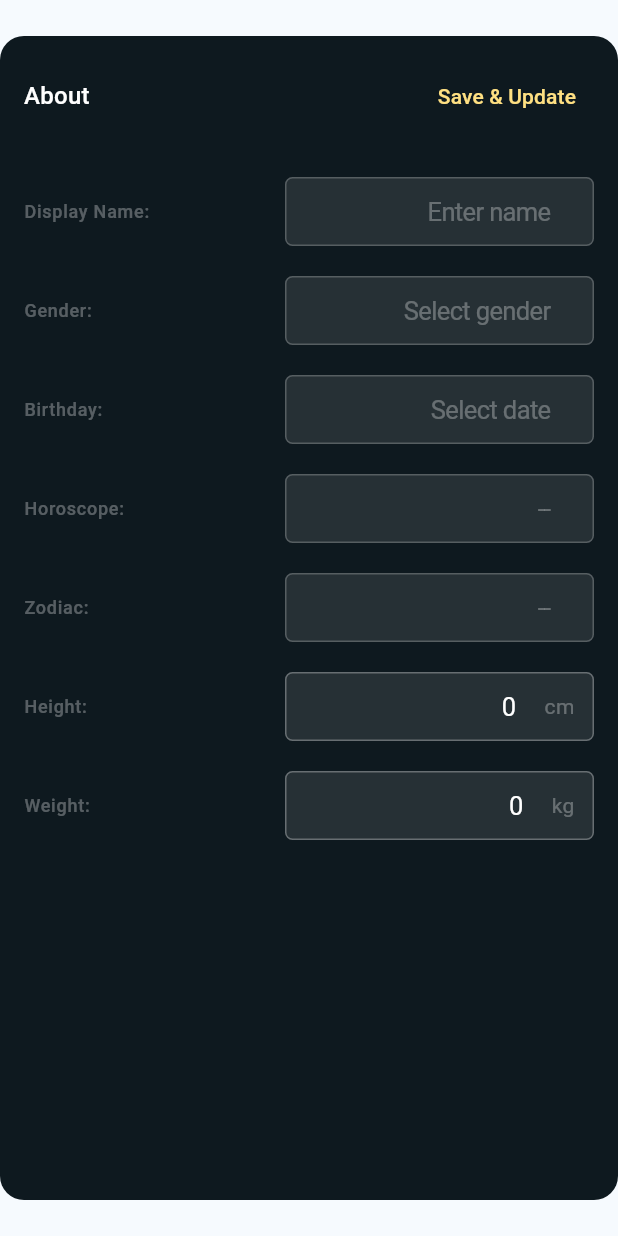
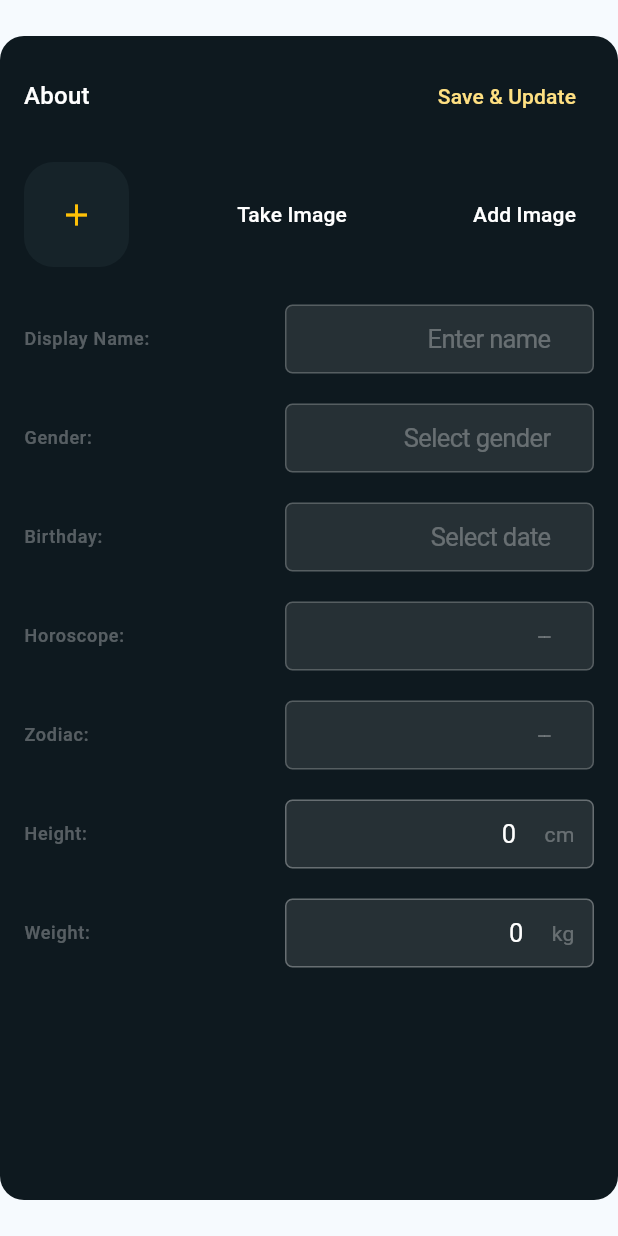
Before and after one commit to adityaw24/youapp_frontend, a Flutter app: the AboutSection widget shown alone on an empty page, opened directly with empty values, after a tap on the "edit" icon, on a phone screen of 412 x 824 dp. Run offline on Flutter 3.47's test engine with Material 3 defaults, Android fonts, the phone set to English and light mode, and no system bars; our stand-ins replace flutter_riverpod, flutter_secure_storage, google_fonts, hexcolor, image_picker, jwt_decoder and 1 more; accounts and stored records are empty; network calls fail.

Commit message:
image picker

```diff
--- a/lib/view/widget/about_section.dart
+++ b/lib/view/widget/about_section.dart
@@ -6,6 +6,7 @@ import 'package:youapp_frontend/service/utils.dart';
 import 'package:youapp_frontend/view/widget/form_datepicker_horizontal.dart';
 import 'package:youapp_frontend/view/widget/form_select_horizontal.dart';
 import 'package:youapp_frontend/view/widget/form_text_field_horizontal.dart';
+import 'package:youapp_frontend/view/widget/user_image_picker.dart';
 import 'package:youapp_frontend/view/widget/view_item_profile.dart';
 
 const httpRequest = HttpRequest();
@@ -74,6 +75,17 @@ class _AboutSectionState extends State<AboutSection> {
     if (_isEditing) {
       content = Column(
         children: [
+          UserImagePicker(
+            onSelectedImage: (selectedImage) {
+              _addToMapJson(
+                key: 'image',
+                value: selectedImage.path,
+              );
+            },
+          ),
+          const SizedBox(
+            height: 15,
+          ),
           FormTextFieldHorizontal(
             label: 'Display Name:',
             textAlign: TextAlign.end,
--- a/lib/view/widget/form_select_horizontal.dart
+++ b/lib/view/widget/form_select_horizontal.dart
@@ -197,6 +197,9 @@ class _ForDatePickerHorizontalState extends State<FormSelectHorizontal> {
                     // This is called when selected item is changed.
                     onSelectedItemChanged: (selectedItem) {
                       _onSelectedItem(selectedItem);
+                      setState(() {
+                        _controller.text = widget.optionSelect[selectedItem];
+                      });
                     },
                     children: List<Widget>.generate(widget.optionSelect.length,
                         (index) {
--- /dev/null
+++ b/lib/view/widget/user_image_picker.dart
@@ -0,0 +1,112 @@
+import 'dart:io';
+
+import 'package:flutter/material.dart';
+import 'package:image_picker/image_picker.dart';
+
+class UserImagePicker extends StatefulWidget {
+  const UserImagePicker({
+    super.key,
+    required this.onSelectedImage,
+  });
+
+  final void Function(File selectedImage) onSelectedImage;
+
+  @override
+  State<UserImagePicker> createState() => _UserImagePickerState();
+}
+
+class _UserImagePickerState extends State<UserImagePicker> {
+  File? _pickedImageFile;
+
+  void _pickImage() async {
+    final pickedImage = await ImagePicker().pickImage(
+      source: ImageSource.camera,
+      imageQuality: 50,
+      // maxWidth: 150,
+    );
+
+    if (pickedImage == null) {
+      return;
+    }
+
+    setState(() {
+      _pickedImageFile = File(pickedImage.path);
+    });
+
+    widget.onSelectedImage(_pickedImageFile!);
+  }
+
+  void _pickImageGallery() async {
+    final pickedImage = await ImagePicker().pickImage(
+      source: ImageSource.gallery,
+      imageQuality: 50,
+      // maxWidth: 150,
+    );
+
+    if (pickedImage == null) {
+      return;
+    }
+
+    setState(() {
+      _pickedImageFile = File(pickedImage.path);
+    });
+
+    widget.onSelectedImage(_pickedImageFile!);
+  }
+
+  @override
+  Widget build(BuildContext context) {
+    return Row(
+      crossAxisAlignment: CrossAxisAlignment.center,
+      mainAxisAlignment: MainAxisAlignment.spaceBetween,
+      children: [
+        Container(
+          width: 70,
+          height: 70,
+          decoration: BoxDecoration(
+            borderRadius: const BorderRadius.all(
+              Radius.circular(20),
+            ),
+            image: _pickedImageFile != null
+                ? DecorationImage(
+                    image: FileImage(_pickedImageFile!),
+                    fit: BoxFit.cover,
+                  )
+                : null,
+            color: Color.fromRGBO(22, 35, 41, 1),
+          ),
+          child: _pickedImageFile == null
+              ? const Icon(
+                  Icons.add,
+                  color: Colors.amber,
+                )
+              : null,
+        ),
+        TextButton(
+          onPressed: () {
+            _pickImage();
+          },
+          // icon: const Icon(Icons.camera_alt),
+          child: const Text(
+            'Take Image',
+            style: TextStyle(
+              color: Colors.white,
+            ),
+          ),
+        ),
+        TextButton(
+          onPressed: () {
+            _pickImageGallery();
+          },
+          // icon: const Icon(Icons.image),
+          child: const Text(
+            'Add Image',
+            style: TextStyle(
+              color: Colors.white,
+            ),
+          ),
+        ),
+      ],
+    );
+  }
+}
--- a/pubspec.yaml
+++ b/pubspec.yaml
@@ -43,6 +43,7 @@ dependencies:
   jwt_decoder: ^2.0.1
   intl: ^0.19.0
   logger: ^2.0.2+1
+  image_picker: ^1.0.7
 
 dev_dependencies:
   flutter_test:
```
Also changed, not shown: lib/view/widget/image_section.dart (+42 -0 lines), pubspec.lock, 5 other files.
